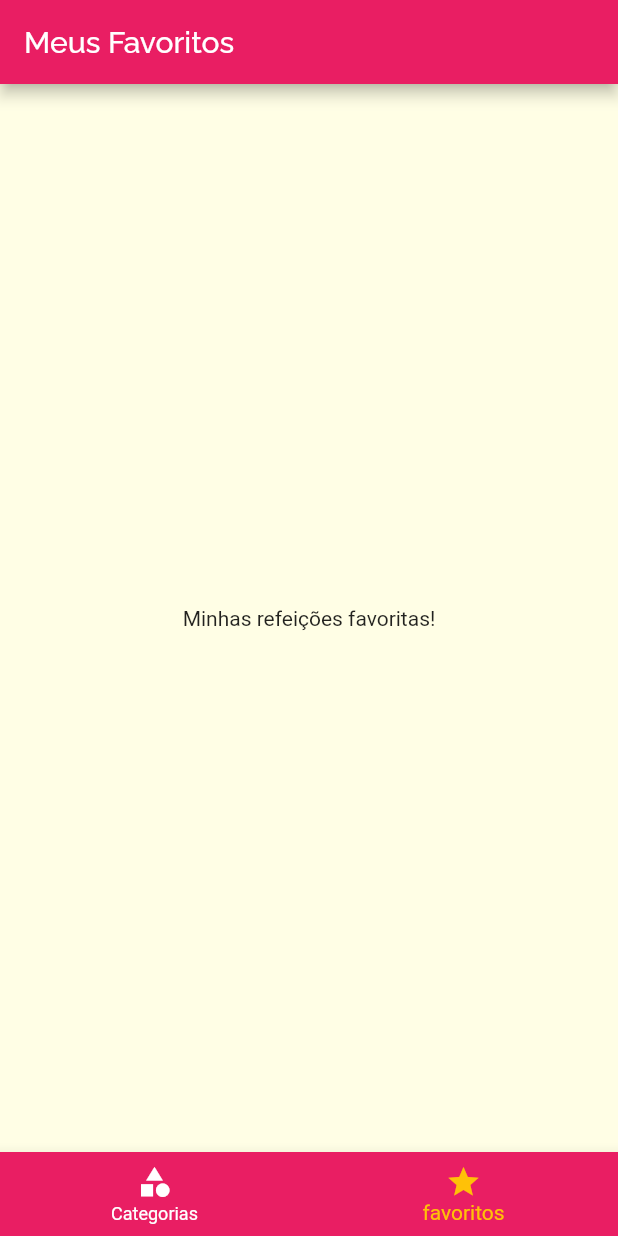
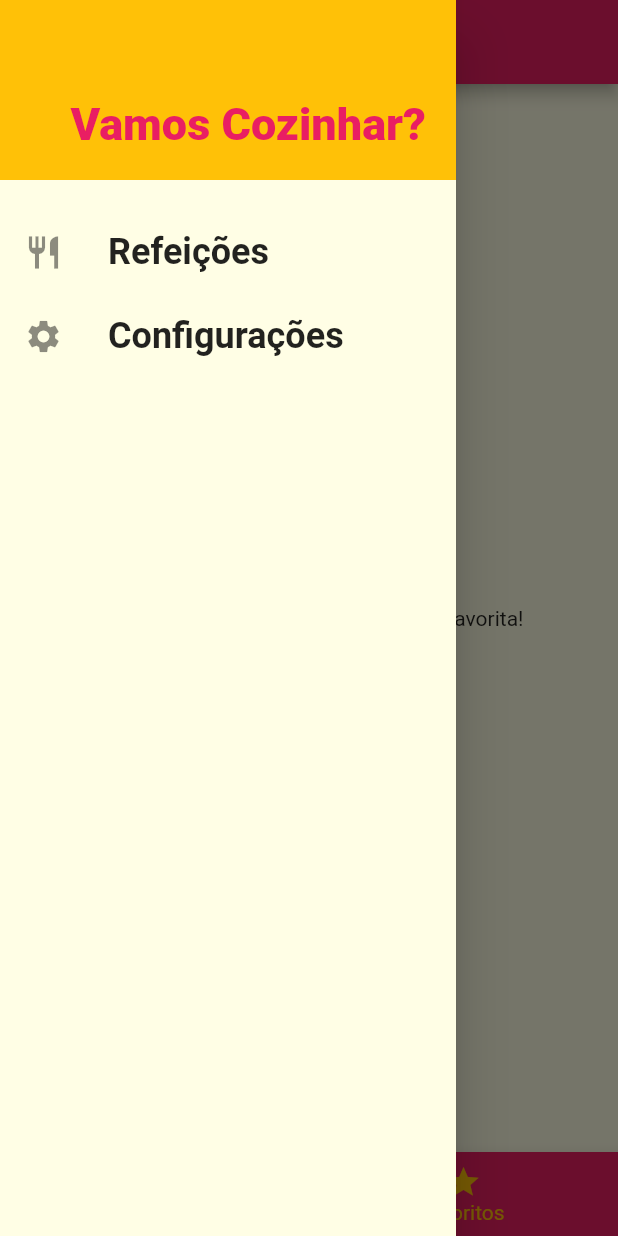
Before and after one commit to HPiffer/meals, a Flutter app: the screen it shows after launch, item 2 of the bottom bar chosen, with the side drawer open (before the commit the screen has no drawer), on a phone screen of 412 x 824 dp. Run offline on Flutter 3.47's test engine with Material 2 defaults, Android fonts, the phone set to English and light mode, and no system bars; Roboto replaces fonts that are missing (RobotoCondensed).

```diff
--- /dev/null
+++ b/lib/app/models/setting.dart
@@ -0,0 +1,13 @@
+class Settings {
+  bool isGlutenFree;
+  bool isLactoseFree;
+  bool isVegan;
+  bool isVegetarian;
+
+  Settings({
+    this.isGlutenFree = false,
+    this.isLactoseFree = false,
+    this.isVegan = false,
+    this.isVegetarian = false,
+  });
+}
--- a/lib/app/pages/favorite_screen.dart
+++ b/lib/app/pages/favorite_screen.dart
@@ -1,10 +1,39 @@
 import 'package:flutter/material.dart';
+import 'package:meals/app/models/meal.dart';
+import 'package:meals/app/widgets/meal_item.dart';
 
+// =========================================== //
+// Favorite Screen
+// =========================================== //
 class FavoriteScreen extends StatelessWidget {
+  // =========================================== //
+  // Variables
+  // =========================================== //
+  final List<Meal> favoriteMeals;
+
+  const FavoriteScreen({this.favoriteMeals});
+  // =========================================== //
+  // Functions
+  // =========================================== //
+
+  // =========================================== //
+  // Screen
+  // =========================================== //
   @override
   Widget build(BuildContext context) {
-    return Center(
-      child: Text('Minhas refeições favoritas!'),
-    );
+    if (favoriteMeals.isEmpty) {
+      return Center(
+        child: Text('Nenhuma refeição foi marcada como favorita!'),
+      );
+    } else {
+      return ListView.builder(
+        itemCount: favoriteMeals.length,
+        itemBuilder: (ctx, index) {
+          return MealItem(
+            meal: favoriteMeals[index],
+          );
+        },
+      );
+    }
   }
 }
--- a/lib/app/pages/tabs_screen.dart
+++ b/lib/app/pages/tabs_screen.dart
@@ -1,32 +1,58 @@
 import 'package:flutter/material.dart';
+import 'package:meals/app/models/meal.dart';
+import 'package:meals/app/widgets/main_drawer.dart';
 
 import 'favorite_screen.dart';
 import 'category_page.dart';
 
+// =========================================== //
+// Tab Screen
+// =========================================== //
 class TabsScreen extends StatefulWidget {
+  final List<Meal> favoriteMeals;
+
+  const TabsScreen({this.favoriteMeals});
+
   @override
   _TabsScreenState createState() => _TabsScreenState();
 }
 
 class _TabsScreenState extends State<TabsScreen> {
+  // =========================================== //
+  // Variables
+  // =========================================== //
   int _selectedScreenIndex = 0;
-  final List<Map<String, Object>> _screen = [
+  List<Map<String, Object>> _screen;
+
+  @override
+  void initState() {
+    super.initState();
+    _screen = [
       {
         'title': 'Lista de Categorias',
         'screen': CategoryScreen(),
       },
       {
         'title': 'Meus Favoritos',
-      'screen': FavoriteScreen(),
+        'screen': FavoriteScreen(
+          favoriteMeals: widget.favoriteMeals,
+        ),
       },
     ];
+  }
 
+  // =========================================== //
+  // Functions
+  // =========================================== //
   _selectScreen(int index) {
     setState(() {
       _selectedScreenIndex = index;
     });
   }
 
+  // =========================================== //
+  // Screen
+  // =========================================== //
   @override
   Widget build(BuildContext context) {
     return Scaffold(
@@ -35,6 +61,7 @@ class _TabsScreenState extends State<TabsScreen> {
           _screen[_selectedScreenIndex]['title'],
         ),
       ),
+      drawer: MainDrawer(),
       body: _screen[_selectedScreenIndex]['screen'],
       bottomNavigationBar: BottomNavigationBar(
         onTap: _selectScreen,
--- a/lib/app/utils/app_routes.dart
+++ b/lib/app/utils/app_routes.dart
@@ -5,4 +5,5 @@ class AppRoute {
   static const HOME = '/';
   static const CATEGORIES_MEALS = '/categories-meals';
   static const MEAL_DETAIL = '/meal-detail';
+  static const SETTINGS = '/settings';
 }
--- /dev/null
+++ b/lib/app/widgets/main_drawer.dart
@@ -0,0 +1,61 @@
+import 'package:flutter/material.dart';
+import 'package:meals/app/utils/app_routes.dart';
+
+class MainDrawer extends StatelessWidget {
+  Widget _createItem(IconData icon, String label, Function onTap) {
+    return ListTile(
+      leading: Icon(
+        icon,
+        size: 26,
+      ),
+      title: Text(
+        label,
+        style: TextStyle(
+          fontFamily: 'RobotoCondensed',
+          fontSize: 24,
+          fontWeight: FontWeight.bold,
+        ),
+      ),
+      onTap: onTap,
+    );
+  }
+
+  @override
+  Widget build(BuildContext context) {
+    return Drawer(
+      child: SingleChildScrollView(
+        child: Column(
+          children: [
+            Container(
+              height: 120,
+              width: double.infinity,
+              padding: EdgeInsets.all(20),
+              color: Theme.of(context).accentColor,
+              alignment: Alignment.bottomRight,
+              child: Text(
+                'Vamos Cozinhar?',
+                style: TextStyle(
+                  fontWeight: FontWeight.w900,
+                  fontSize: 30,
+                  color: Theme.of(context).primaryColor,
+                ),
+              ),
+            ),
+            SizedBox(height: 20),
+            _createItem(
+              Icons.restaurant,
+              'Refeições',
+              () => Navigator.of(context).pushReplacementNamed(AppRoute.HOME),
+            ),
+            _createItem(
+              Icons.settings,
+              'Configurações',
+              () =>
+                  Navigator.of(context).pushReplacementNamed(AppRoute.SETTINGS),
+            ),
+          ],
+        ),
+      ),
+    );
+  }
+}
--- a/lib/main.dart
+++ b/lib/main.dart
@@ -1,9 +1,12 @@
 import 'package:flutter/material.dart';
+import 'package:meals/app/data/dummy_data.dart';
+import 'package:meals/app/models/meal.dart';
+import 'package:meals/app/models/setting.dart';
+import 'package:meals/app/pages/settings_screen.dart';
 import 'package:meals/app/pages/tabs_screen.dart';
 
 import 'app/pages/category_meals_page.dart';
 import 'app/pages/meal_detail_page.dart';
-import 'app/pages/category_page.dart';
 import 'app/utils/app_routes.dart';
 
 // =========================================== //
@@ -17,7 +20,54 @@ void main() => runApp(MyApp());
 // =========================================== //
 // Main Application
 // =========================================== //
-class MyApp extends StatelessWidget {
+class MyApp extends StatefulWidget {
+  @override
+  _MyAppState createState() => _MyAppState();
+}
+
+class _MyAppState extends State<MyApp> {
+  // =========================================== //
+  // Variables
+  // =========================================== //
+  List<Meal> _avaibleMeals = DUMMY_MEALS;
+  Settings settings = Settings();
+  List<Meal> _favoriteMeals = [];
+
+  // =========================================== //
+  // Functions
+  // =========================================== //
+  void _filterMeals(Settings settings) {
+    setState(() {
+      this.settings = settings;
+      _avaibleMeals = DUMMY_MEALS.where((meal) {
+        final filterGluten = settings.isGlutenFree && !meal.isGlutenFree;
+        final filterLactose = settings.isLactoseFree && !meal.isLactoseFree;
+        final filterVegan = settings.isVegan && !meal.isVegan;
+        final filterVegetarian = settings.isVegetarian && !meal.isVegetarian;
+
+        return !filterGluten &&
+            !filterLactose &&
+            !filterVegan &&
+            filterVegetarian;
+      }).toList();
+    });
+  }
+
+  void _toggleFavorite(Meal meal) {
+    setState(() {
+      _favoriteMeals.contains(meal)
+          ? _favoriteMeals.remove(meal)
+          : _favoriteMeals.add(meal);
+    });
+  }
+
+  bool _isFavorite(Meal meal) {
+    return _favoriteMeals.contains(meal);
+  }
+
+  // =========================================== //
+  // Screen
+  // =========================================== //
   @override
   Widget build(BuildContext context) {
     return MaterialApp(
@@ -36,9 +86,20 @@ class MyApp extends StatelessWidget {
       ),
       // home: CategoryScreen(), //* Subistituida pelo AppRoute.HOME
       routes: {
-        AppRoute.HOME: (ctx) => TabsScreen(),
-        AppRoute.CATEGORIES_MEALS: (ctx) => CategoriesMealsScreen(),
-        AppRoute.MEAL_DETAIL: (ctx) => MealDetailScreen(),
+        AppRoute.HOME: (ctx) => TabsScreen(
+              favoriteMeals: _favoriteMeals,
+            ),
+        AppRoute.CATEGORIES_MEALS: (ctx) => CategoriesMealsScreen(
+              meals: _avaibleMeals,
+            ),
+        AppRoute.MEAL_DETAIL: (ctx) => MealDetailScreen(
+              onToggleFavorite: _toggleFavorite,
+              isFavorite: _isFavorite,
+            ),
+        AppRoute.SETTINGS: (ctx) => SettingsScreen(
+              onSettingsChange: _filterMeals,
+              settings: settings,
+            ),
       },
     );
   }
```
Also changed, not shown: lib/app/pages/category_meals_page.dart (+11 -2 lines), lib/app/pages/meal_detail_page.dart (+13 -2 lines), lib/app/pages/settings_screen.dart (added, +90 -0 lines), lib/app/widgets/meal_item.dart (+10 -2 lines). Lines whose indentation alone changed are shown as unchanged.
